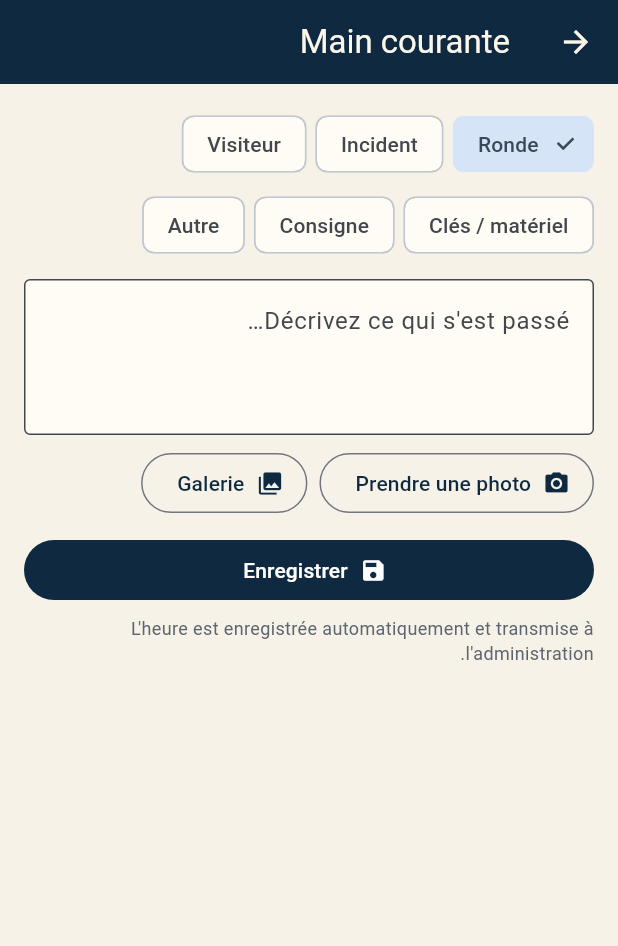
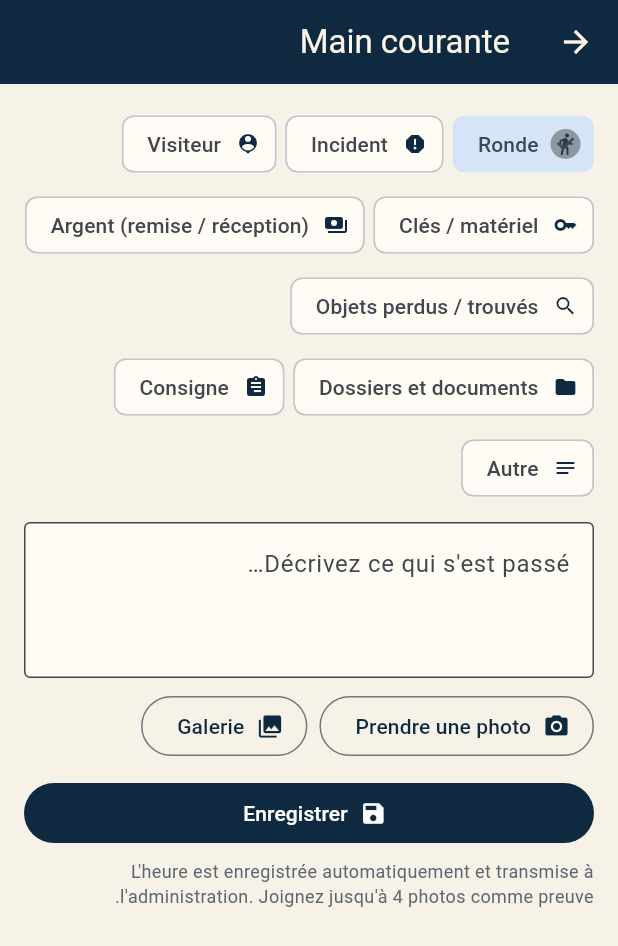
Before and after one commit to amane-securte/Amane-app, a Flutter app: the LogbookScreen screen opened directly with empty values, on a phone screen of 412 x 824 dp. Shown: the top 946 px of the screen. Run offline on Flutter 3.47's test engine with Material 3 defaults, Android fonts, the phone set to English and light mode, and no system bars; our stand-ins replace audioplayers, cloud_firestore, firebase_auth, firebase_core, firebase_messaging, flutter_map and 6 more; accounts and stored records are empty.

Commit message:
Main courante : argent, objets perdus, dossiers et documents
Co-Authored-By: Claude Opus 5.5 <noreply@anthropic.com>
Claude-Session: https://claude.ai/code/session_01UYEBewcUjhufSTrjdFXhfa

```diff
--- a/lib/i18n.dart
+++ b/lib/i18n.dart
@@ -388,6 +388,9 @@ class T {
       'cat_visitor': 'زائر',
       'cat_keys': 'مفاتيح / معدات',
       'cat_instruction': 'تعليمات',
+      'cat_money': 'أموال (تسليم واستلام)',
+      'cat_lost': 'أشياء ضائعة / مفقودات',
+      'cat_files': 'ملفات ووثائق',
       'cat_other': 'أخرى',
       'logs_24h': 'السجل اليومي (24 ساعة)',
       'no_logs': 'لا تسجيلات.',
@@ -794,12 +797,15 @@ class T {
       'logbook': 'Main courante',
       'open_logbook': 'Main courante : ronde, incident, visiteur…',
       'log_hint': "Décrivez ce qui s'est passé…",
-      'log_note': "L'heure est enregistrée automatiquement et transmise à l'administration.",
+      'log_note': "L'heure est enregistrée automatiquement et transmise à l'administration. Joignez jusqu'à 4 photos comme preuve.",
       'cat_round': 'Ronde',
       'cat_incident': 'Incident',
       'cat_visitor': 'Visiteur',
       'cat_keys': 'Clés / matériel',
       'cat_instruction': 'Consigne',
+      'cat_money': 'Argent (remise / réception)',
+      'cat_lost': 'Objets perdus / trouvés',
+      'cat_files': 'Dossiers et documents',
       'cat_other': 'Autre',
       'logs_24h': 'Main courante (24 h)',
       'no_logs': 'Aucune entrée.',
--- a/lib/logbook.dart
+++ b/lib/logbook.dart
@@ -10,7 +10,7 @@ import 'i18n.dart';
 import 'theme.dart';
 import 'widgets.dart';
 
-const logCategories = ['round', 'incident', 'visitor', 'keys', 'instruction', 'other'];
+const logCategories = ['round', 'incident', 'visitor', 'keys', 'money', 'lost', 'files', 'instruction', 'other'];
 
 class LogDoc {
   LogDoc(this.id, Map<String, dynamic> m)
@@ -171,6 +171,7 @@ class _LogbookScreenState extends State<LogbookScreen> {
               children: [
                 for (final c in logCategories)
                   ChoiceChip(
+                    avatar: Icon(logIcon(c), size: 16),
                     label: Text(t('cat_$c')),
                     selected: _cat == c,
                     onSelected: (_) => setState(() => _cat = c),
@@ -309,3 +310,16 @@ class PhotoThumb extends StatelessWidget {
     );
   }
 }
+
+
+IconData logIcon(String c) => switch (c) {
+      'round' => Icons.directions_walk,
+      'incident' => Icons.report,
+      'visitor' => Icons.person_pin,
+      'keys' => Icons.key,
+      'money' => Icons.payments,
+      'lost' => Icons.search,
+      'files' => Icons.folder,
+      'instruction' => Icons.assignment,
+      _ => Icons.notes,
+    };
```
